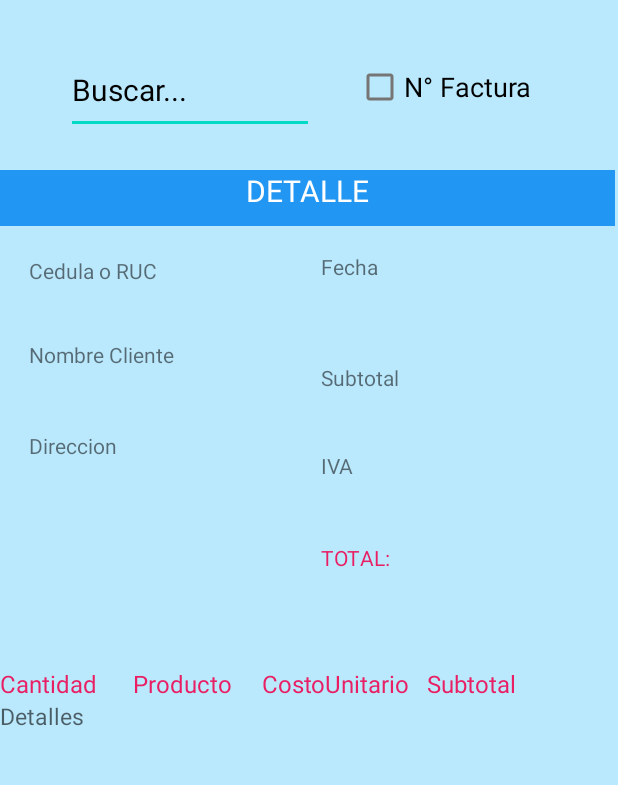
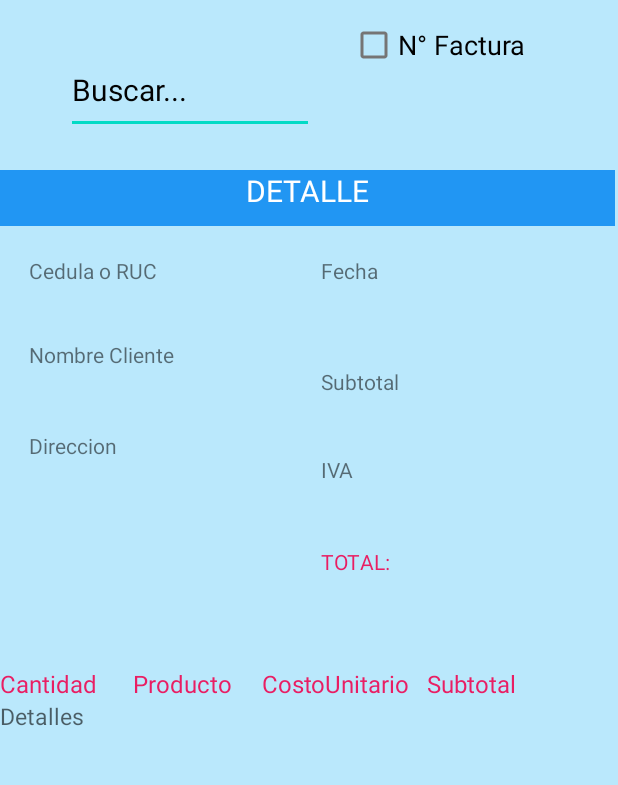
Before and after one commit to ErikaFlores17/FloresErika_Examen2, an Android app: the VentaMain screen opened directly, with no data from a screen before it, on a phone screen of 412 x 824 dp, the part 163-948 px from its top. Run offline under Robolectric (Android 15) with nearby library versions, the phone set to English and light mode, and no system bars; 1 statement that could not run was skipped.

Commit message:
Examen 21:50

```diff
--- a/PROYECTO_ANDROID/app/src/main/java/fisei/e/app_ventas/Menu.java
+++ b/PROYECTO_ANDROID/app/src/main/java/fisei/e/app_ventas/Menu.java
@@ -16,6 +16,7 @@ public class Menu extends AppCompatActivity {
     protected void onCreate(Bundle savedInstanceState) {
         super.onCreate(savedInstanceState);
         setContentView(R.layout.activity_menu);
+
        cedula = getIntent().getExtras().getString("cedula");
        textViewCedula = findViewById(R.id.textViewCedula_);
        textViewCedula.setText(cedula);
--- a/PROYECTO_ANDROID/app/src/main/java/fisei/e/app_ventas/VentaMain.java
+++ b/PROYECTO_ANDROID/app/src/main/java/fisei/e/app_ventas/VentaMain.java
@@ -29,6 +29,7 @@ public class VentaMain extends AppCompatActivity {
     TextView textViewTotalVenta;
     TextView textViewIvaVenta;
     String numerof;
+    TextView textViewcedul;
 
 
     @Override
@@ -47,6 +48,8 @@ public class VentaMain extends AppCompatActivity {
         textViewTotalVenta=(TextView) findViewById(R.id.textViewTotalVenta);
         textViewIvaVenta=(TextView) findViewById(R.id.textViewIvaVenta);
         textviewDetalles=(TextView) findViewById(R.id.textViewDetalle);
+        textViewcedul=(TextView)findViewById(R.id.textViewcedul);
+
 
         numerof= getIntent().getExtras().getString("numerof");
         editTBusqueda.setText(numerof);
@@ -69,11 +72,13 @@ public class VentaMain extends AppCompatActivity {
         try {
             //CONSULTA PARA VER SI NO EXISTE EL CLIENTE
             Statement st = connectionclass().createStatement();
-            ResultSet rs= st.executeQuery("select cedula_cli from Clientes where cedula_cli='"+editTextCedula.getText()+"'");
+            ResultSet rs= st.executeQuery("select c.cedula_cli from Clientes c inner join Venta v on c.id_cliente = v.id_cliente where c.cedula_cli='1805299169'");
+
+
             if(rs.next()) {
                 if (rs.getString(1) != "") {
                     Toast.makeText(this, "El cliente ya existe...", Toast.LENGTH_LONG).show();
-                    x=1;
+
                 }
             }
         }catch(SQLException e){
--- a/PROYECTO_ANDROID/app/src/main/res/layout/activity_venta_main.xml
+++ b/PROYECTO_ANDROID/app/src/main/res/layout/activity_venta_main.xml
@@ -31,12 +31,12 @@
         android:layout_width="185dp"
         android:layout_height="269dp"
         android:layout_marginStart="19dp"
-        android:layout_marginTop="84dp"
+        android:layout_marginTop="20dp"
         android:layout_marginEnd="9dp"
         android:orientation="vertical"
         app:layout_constraintEnd_toEndOf="parent"
         app:layout_constraintStart_toEndOf="@+id/linearLayout4"
-        app:layout_constraintTop_toBottomOf="@+id/linearLayout5">
+        app:layout_constraintTop_toBottomOf="@+id/textView12">
 
         <TextView
             android:id="@+id/textView4"
@@ -160,11 +160,9 @@
         android:id="@+id/linearLayout5"
         android:layout_width="145dp"
         android:layout_height="52dp"
-        android:layout_marginStart="28dp"
-        android:layout_marginTop="32dp"
-        android:layout_marginBottom="80dp"
+        android:layout_marginStart="24dp"
+        android:layout_marginTop="4dp"
         android:orientation="vertical"
-        app:layout_constraintBottom_toTopOf="@+id/linearLayout2"
         app:layout_constraintStart_toEndOf="@+id/editTBusqueda"
         app:layout_constraintTop_toBottomOf="@+id/textView10">
 
@@ -208,4 +206,12 @@
         app:layout_constraintTop_toTopOf="parent"
         tools:ignore="MissingConstraints"
         tools:layout_editor_absoluteX="-2dp" />
+
+    <TextView
+        android:id="@+id/textViewcedul"
+        android:layout_width="148dp"
+        android:layout_height="32dp"
+        android:layout_marginTop="12dp"
+        app:layout_constraintTop_toBottomOf="@+id/linearLayout5"
+        tools:layout_editor_absoluteX="240dp" />
 </androidx.constraintlayout.widget.ConstraintLayout>
```
